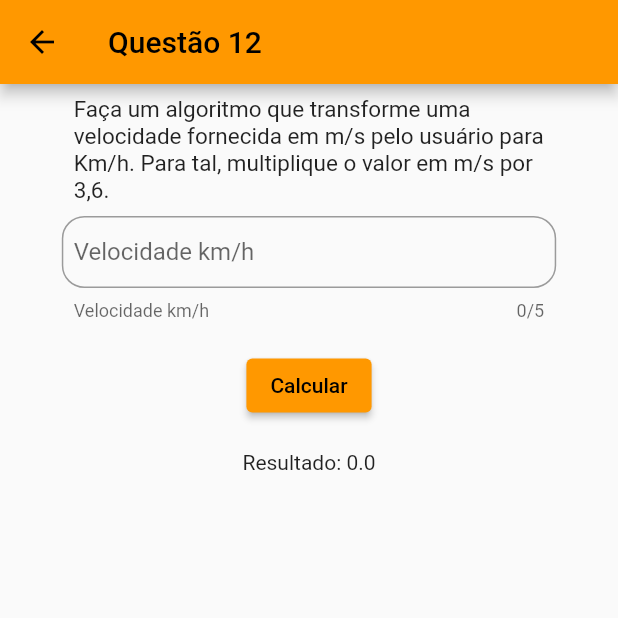
After one commit to SamuelEngComp/app_lista_ifba, a Flutter app: the Questao12Form screen opened directly, after a tap on "Calcular", on a phone screen of 412 x 824 dp, the top half of it. The commit adds this screen. Run offline on Flutter 3.47's test engine with Material 2 defaults, Android fonts, the phone set to English and light mode, and no system bars; our stand-ins replace animated_splash_screen.

Commit message:
questao 12 finalizada

```diff
--- a/lib/controllers/controller.dart
+++ b/lib/controllers/controller.dart
@@ -86,4 +86,9 @@ class Controller {
   }
 
 
+  double conversorVelocidade({required double velocidadeKm}){
+    return double.parse((velocidadeKm * 3.6).toStringAsFixed(2));
+  }
+
+
 }
--- a/lib/view/campo_numero.dart
+++ b/lib/view/campo_numero.dart
@@ -14,9 +14,10 @@ class CampoNumero extends StatelessWidget {
   Widget build(BuildContext context) {
     return TextFormField(
       inputFormatters: [
-        FilteringTextInputFormatter.allow(RegExp(r'[0-9]')),
+        //FilteringTextInputFormatter.allow(RegExp(r'[0-9]')),
+        FilteringTextInputFormatter.allow(RegExp(r'[/(\d{2})\.(\d{2})]')),
       ],
-      maxLength: 6,
+      maxLength: 5,
       minLines: 1,
       maxLines: 1,
       keyboardType: TextInputType.number,
@@ -25,6 +26,7 @@ class CampoNumero extends StatelessWidget {
           borderRadius: BorderRadius.circular(15),
         ),
         helperText: hintTexto,
+        labelText: hintTexto,
         contentPadding: const EdgeInsets.all(8),
         hintText: hintTexto,
       ),
--- a/lib/view/pagina_inicial.dart
+++ b/lib/view/pagina_inicial.dart
@@ -10,6 +10,8 @@ import 'package:flutter_application_1/view/questao08/questao_08_view.dart';
 import 'package:flutter_application_1/view/questao09/questao_09_view.dart';
 import 'package:flutter_application_1/view/questao10/questao_10_view.dart';
 import 'package:flutter_application_1/view/questao11/questao_11_view.dart';
+
+import 'questao12/questao_12_view.dart';
 
 class PaginaInicial extends StatelessWidget {
   @override
@@ -26,6 +28,7 @@ class PaginaInicial extends StatelessWidget {
       Questao09(),
       Questao10(),
       Questao11(),
+      Questao12(),
     ];
 
     return Scaffold(
--- /dev/null
+++ b/lib/view/questao12/questao_12_form.dart
@@ -0,0 +1,111 @@
+import 'package:flutter/material.dart';
+import 'package:flutter_application_1/controllers/controller.dart';
+
+import '../campo_numero.dart';
+import '../enunciado_questao.dart';
+
+class Questao12Form extends StatefulWidget {
+
+  String enunciadoDaQuestao;
+  String nomeNumeroQuestao;
+
+  Questao12Form(
+      {required this.enunciadoDaQuestao,
+      required this.nomeNumeroQuestao});
+
+
+
+  @override
+  _Questao12FormState createState() => _Questao12FormState();
+}
+
+class _Questao12FormState extends State<Questao12Form> {
+
+  TextEditingController campoVelocidade = TextEditingController();
+
+  double velocidadeConvertida = 0;
+  Controller controller = Controller();
+
+
+  @override
+  Widget build(BuildContext context) {
+
+    double largura = MediaQuery.of(context).size.width;
+    double altura = MediaQuery.of(context).size.height;
+
+    return Scaffold(
+      appBar: AppBar(
+        title: Text(widget.nomeNumeroQuestao),
+      ),
+      body: Container(
+        width: largura,
+        height: altura,
+        child: ListView(
+
+          children: [
+
+            Column(
+              crossAxisAlignment: CrossAxisAlignment.center,
+              children: [
+                EnunciadoQuestao(
+                  enunciado: widget.enunciadoDaQuestao),
+
+                  Container(
+                    width: largura * 0.8,
+                    child: CampoNumero(
+                      campoNumero: campoVelocidade,
+                      hintTexto: 'Velocidade km/h',
+                    ),
+                  ),
+
+                  const SizedBox(
+                    height: 10,
+                  ),
+
+                  Padding(
+              padding: const EdgeInsets.all(9.0),
+              child: ElevatedButton(
+                onPressed: checaValores,
+                child: Text('Calcular'),
+              ),
+            ),
+
+            Container(
+              child: Column(
+                mainAxisAlignment: MainAxisAlignment.center,
+                children: [
+                  const SizedBox(
+                    height: 10,
+                  ),
+                  Text('Resultado: $velocidadeConvertida'),
+                ],
+              ),
+            ),
+
+              ],
+            ),
+
+
+
+
+
+
+          ],
+        ),
+      ),
+    );
+  }
+
+void checaValores() {
+    if (campoVelocidade.text == null) {
+      setState(() {});
+    } else {
+      setState(() {
+        velocidadeConvertida = controller.conversorVelocidade(
+          velocidadeKm: double.tryParse(campoVelocidade.text)!);
+      });
+    }
+  }
+
+
+}
--- /dev/null
+++ b/lib/view/questao12/questao_12_view.dart
@@ -0,0 +1,24 @@
+import 'package:flutter/material.dart';
+import 'package:flutter_application_1/view/card_tela_inicial.dart';
+import 'package:flutter_application_1/view/questao12/questao_12_form.dart';
+
+class Questao12 extends StatefulWidget {
+
+
+  @override
+  _Questao12State createState() => _Questao12State();
+}
+
+class _Questao12State extends State<Questao12> {
+  @override
+  Widget build(BuildContext context) {
+    return CardTelaInicial(
+      titulo: 'Questão 12',
+      subTitulo: 'Faça um algoritmo que transforme uma velocidade fornecida em m/s pelo usuário para Km/h. Para tal, multiplique o valor em m/s por 3,6.',
+      telaRedirecionar: Questao12Form(
+        nomeNumeroQuestao: 'Questão 12',
+        enunciadoDaQuestao: 'Faça um algoritmo que transforme uma velocidade fornecida em m/s pelo usuário para Km/h. Para tal, multiplique o valor em m/s por 3,6.',
+      ),
+    );
+  }
+}
```
